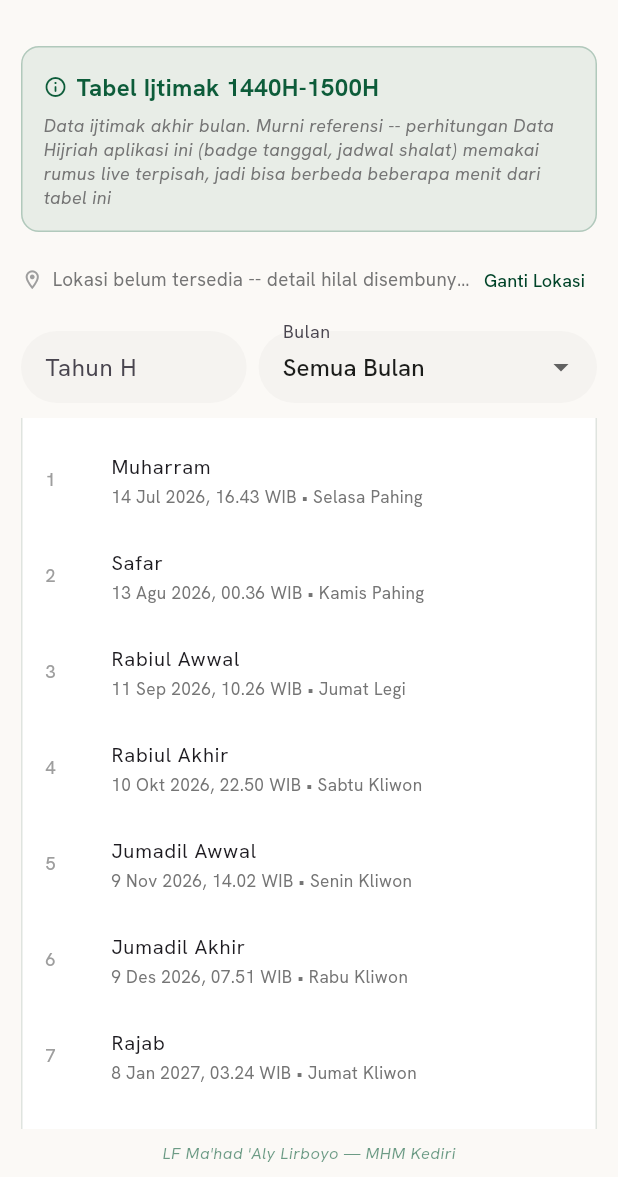
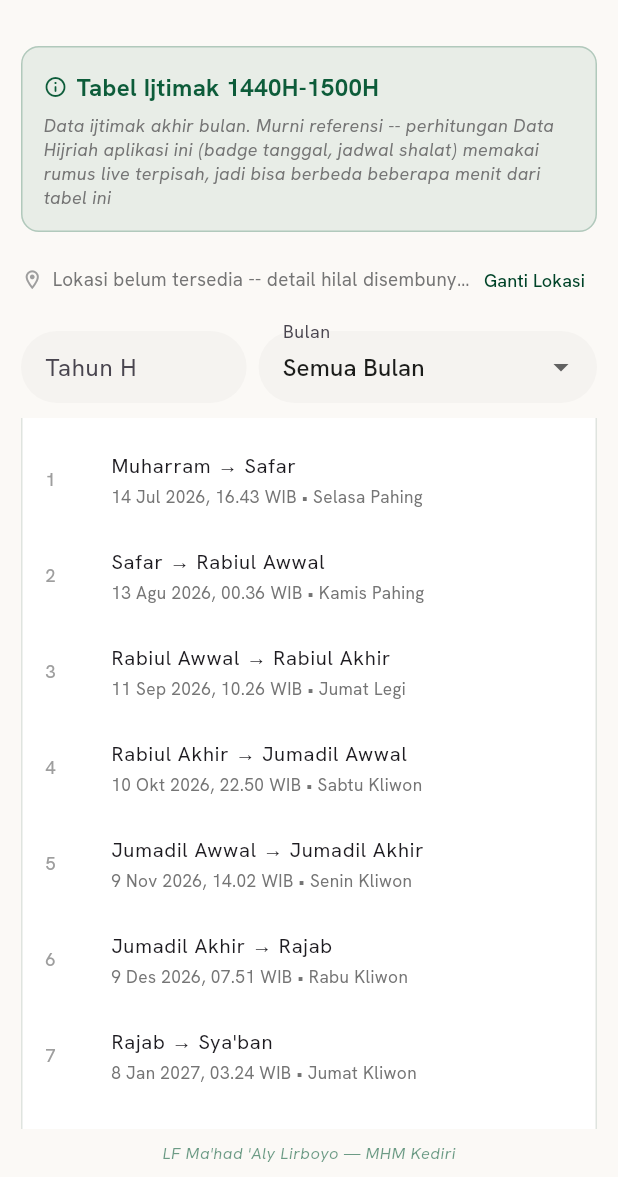
Before and after one commit to alfinfahmi/Pencari-Kecamatan-V3, a Flutter app: the TabelIjtimakScreen screen opened directly, scrolled down 576 dp, on a phone screen of 412 x 824 dp, the part 59-1236 px from its top. Run offline on Flutter 3.47's test engine with Material 3 defaults, Android fonts, the phone set to English and light mode, and no system bars; our stand-ins replace flutter_compass, flutter_local_notifications, geocoding, geolocator, google_fonts, hive and 6 more; missing offline and left inert: encrypt; accounts and stored records are empty; statements that could not run were skipped.

Commit message:
Update tabel_ijtimak_screen.dart

```diff
--- a/lib/screens/tabel_ijtimak_screen.dart
+++ b/lib/screens/tabel_ijtimak_screen.dart
@@ -377,13 +377,17 @@ class _TabelIjtimakScreenState extends State<TabelIjtimakScreen> {
       );
     }
 
+    final bulanH = e['bulan_h'] as int;
+    final bulanBerikutnyaH = bulanH == 12 ? 1 : bulanH + 1;
+    final namaBerikutnya = _namaBulanHijriah[bulanBerikutnyaH];
+
     return ListTile(
       dense: true,
       leading: SizedBox(
         width: 28,
-        child: Text('${e['bulan_h']}', style: TextStyle(color: Colors.grey.shade500, fontSize: 12)),
+        child: Text('$bulanH', style: TextStyle(color: Colors.grey.shade500, fontSize: 12)),
       ),
-      title: Text(e['nama_bulan_h'] as String, style: const TextStyle(fontSize: 13.5)),
+      title: Text('${e['nama_bulan_h']} \u2192 $namaBerikutnya', style: const TextStyle(fontSize: 13.5)),
       subtitle: Column(
         crossAxisAlignment: CrossAxisAlignment.start,
         children: [
@@ -395,8 +399,7 @@ class _TabelIjtimakScreenState extends State<TabelIjtimakScreen> {
             const SizedBox(height: 3),
             Text(
               'Tinggi hilal ${hilal.tinggiHilal.toStringAsFixed(1)}\u00b0, '
-              'elongasi ${hilal.elongasi.toStringAsFixed(1)}\u00b0 '
-              '(menuju bulan berikutnya)',
+              'elongasi ${hilal.elongasi.toStringAsFixed(1)}\u00b0',
               style: TextStyle(
                 fontSize: 10.5,
                 color: _warnaKeadaanHilal(hilal.memenuhi, hilal.tinggiHilal),
```
